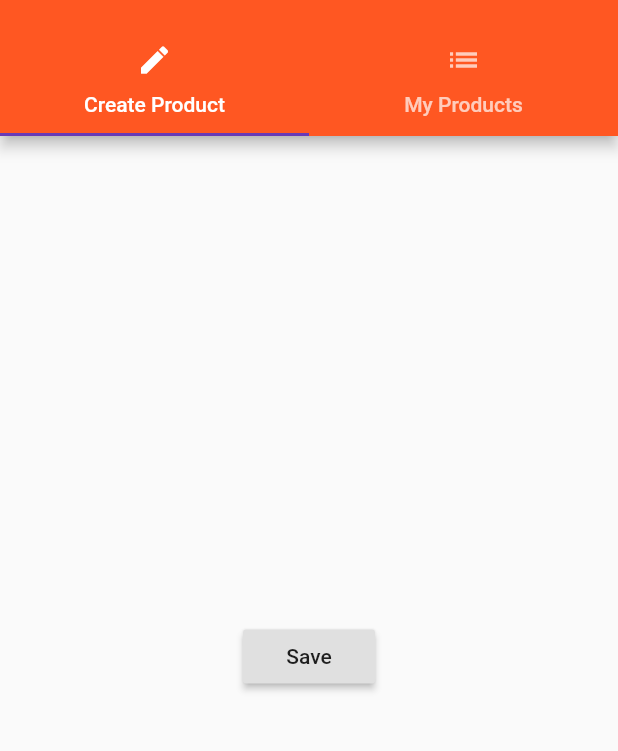
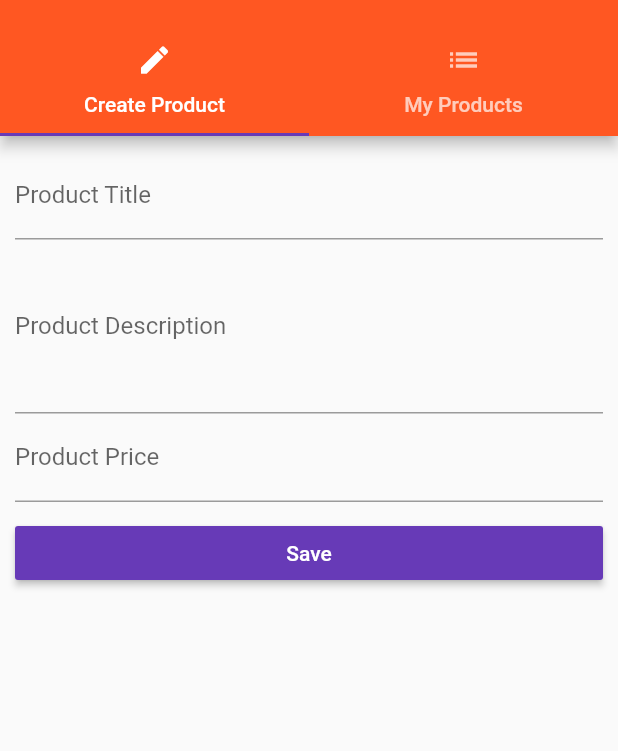
Before and after one commit to Jeremy523/udemy-flutter, a Flutter app: the ProductsAdminPage screen opened by its route, on a phone screen of 412 x 824 dp, the part 59-810 px from its top. Run offline on Flutter 3.47's test engine with Material 2 defaults, Android fonts, the phone set to English and light mode, and no system bars.

Commit message:
Implemented ways to accept user input in auth and create product pages

```diff
--- a/lib/pages/products_admin.dart
+++ b/lib/pages/products_admin.dart
@@ -1,9 +1,13 @@
 import 'package:flutter/material.dart';
 import 'package:flutter_course/pages/tabs/product_create.dart';
 import 'package:flutter_course/pages/tabs/product_list.dart';
-import 'package:flutter_course/pages/products.dart';
 
 class ProductsAdminPage extends StatelessWidget {
+  final Function addProduct;
+  final Function deleteProduct;
+
+  ProductsAdminPage(this.addProduct, this.deleteProduct);
+
   @override
   Widget build(BuildContext context) {
     return DefaultTabController(
@@ -19,7 +23,7 @@ class ProductsAdminPage extends StatelessWidget {
               ListTile(
                 title: Text('All Products'),
                 onTap: () {
-                  Navigator.pushReplacementNamed(context, '/');
+                  Navigator.pushReplacementNamed(context, '/products');
                 },
               )
             ],
@@ -42,7 +46,7 @@ class ProductsAdminPage extends StatelessWidget {
         ),
         body: TabBarView(
           children: <Widget>[
-            ProductCreatePage(),
+            ProductCreatePage(addProduct),
             ProductListPage(),
           ],
         ),
--- a/lib/pages/tabs/product_create.dart
+++ b/lib/pages/tabs/product_create.dart
@@ -1,20 +1,72 @@
 import 'package:flutter/material.dart';
 
-class ProductCreatePage extends StatelessWidget {
+class ProductCreatePage extends StatefulWidget {
+  final Function addProduct;
+
+  ProductCreatePage(this.addProduct);
+
+  @override
+  State<StatefulWidget> createState() {
+    return _ProductCreatePageState();
+  }
+}
+
+class _ProductCreatePageState extends State<ProductCreatePage> {
+  String _titleValue;
+  String _descriptionValue;
+  double _priceValue;
+
   @override
   Widget build(BuildContext context) {
-    return Center(
-      child: RaisedButton(
-        child: Text('Save'),
-        onPressed: () {
-          showModalBottomSheet(
-              context: context,
-              builder: (BuildContext context) {
-                return Center(
-                  child: Text('This is a modal!'),
-                );
+    return Container(
+      margin: EdgeInsets.all(10.0),
+      child: ListView(
+        children: <Widget>[
+          TextField(
+            decoration: InputDecoration(labelText: 'Product Title'),
+            onChanged: (String value) {
+              setState(() {
+                _titleValue = value;
               });
-        },
+            },
+          ),
+          TextField(
+            maxLines: 4,
+            decoration: InputDecoration(labelText: 'Product Description'),
+            onChanged: (String value) {
+              setState(() {
+                _descriptionValue = value;
+              });
+            },
+          ),
+          TextField(
+            keyboardType: TextInputType.number,
+            decoration: InputDecoration(labelText: 'Product Price'),
+            onChanged: (String value) {
+              setState(() {
+                _priceValue = double.parse(value);
+              });
+            },
+          ),
+          SizedBox(
+            height: 10.0,
+          ),
+          RaisedButton(
+            child: Text('Save'),
+            color: Theme.of(context).accentColor,
+            textColor: Colors.white,
+            onPressed: () {
+              final Map<String, dynamic> product = {
+                'title': _titleValue,
+                'description': _descriptionValue,
+                'price': _priceValue,
+                'image': 'assets/food.jpg'
+              };
+              widget.addProduct(product);
+              Navigator.pushReplacementNamed(context, '/products');
+            },
+          )
+        ],
       ),
     );
   }
```
Also changed, not shown: lib/main.dart (+7 -7 lines), lib/pages/auth.dart (+55 -8 lines), lib/pages/products.dart (+3 -5 lines), lib/product_manager.dart (+3 -12 lines), lib/products.dart (+3 -8 lines).
